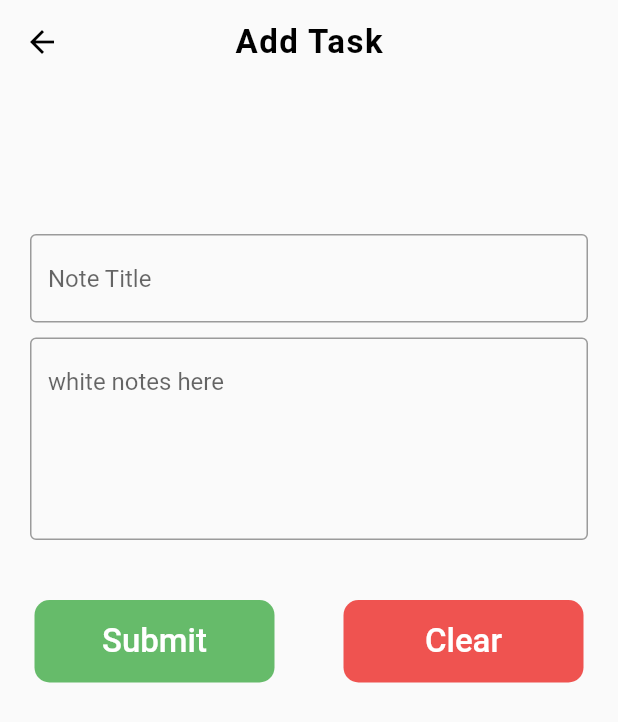
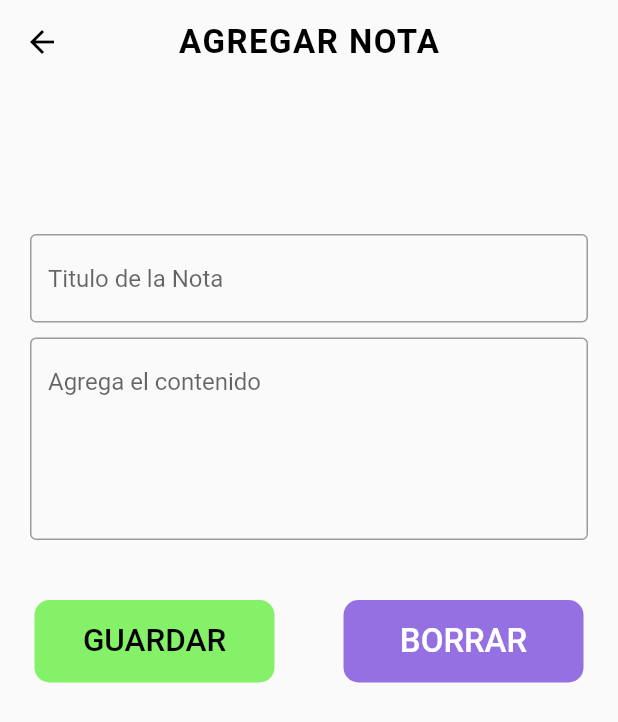
Before and after one commit to Aldairtunq/todo_app, a Flutter app: the screen it shows after launch, after a tap on the "add" icon, on a phone screen of 412 x 824 dp. Shown: the top 722 px of the screen. Run offline on Flutter 3.47's test engine with Material 2 defaults, Android fonts, the phone set to English and light mode, and no system bars; our stand-ins replace sqflite; accounts and stored records are empty.

Commit message:
commit home_screem 90%

```diff
--- a/lib/add_update_screen.dart
+++ b/lib/add_update_screen.dart
@@ -15,6 +15,7 @@ class AddUpdateTask extends StatefulWidget {
     this.todoTitle,
     this.todoDesc,
     this.update,
+    this.todoDT,
   });
 
   @override
@@ -46,7 +47,7 @@ class _AddUpdateTaskState extends State<AddUpdateTask> {
     if (widget.update == true) {
       appTitle = "Update Task";
     } else {
-      appTitle = "Add Task";
+      appTitle = "AGREGAR NOTA";
     }
     return Scaffold(
       appBar: AppBar(
@@ -77,7 +78,7 @@ class _AddUpdateTaskState extends State<AddUpdateTask> {
                         controller: titleController,
                         decoration: InputDecoration(
                           border: OutlineInputBorder(),
-                          hintText: "Note Title",
+                          hintText: "Titulo de la Nota",
                         ),
                         validator: (value) {
                           if (value!.isEmpty) {
@@ -99,7 +100,7 @@ class _AddUpdateTaskState extends State<AddUpdateTask> {
                         controller: descController,
                         decoration: InputDecoration(
                           border: OutlineInputBorder(),
-                          hintText: "white notes here",
+                          hintText: "Agrega el contenido",
                         ),
                         validator: (value) {
                           if (value!.isEmpty) {
@@ -121,20 +122,18 @@ class _AddUpdateTaskState extends State<AddUpdateTask> {
                     mainAxisAlignment: MainAxisAlignment.spaceAround,
                     children: [
                       Material(
-                        color: Colors.green[400],
+                        color: Color.fromARGB(255, 132, 241, 104),
                         borderRadius: BorderRadius.circular(10),
                         child: InkWell(
                           onTap: () {
                             if (_fromkey.currentState!.validate()) {
                               if (widget.update == true) {
                                 dbHelper!.update(TodoModel(
-                                    id: widget.todoId, // 38:08
-                                    title: titleController.text,
-                                    desc: descController.text,
-                                    dateandtime: DateFormat('yMd')
-                                        .add_jm()
-                                        .format(DateTime.now())
-                                        .toString()));
+                                  id: widget.todoId,
+                                  title: titleController.text,
+                                  desc: descController.text,
+                                  dateandtime: widget.todoDT,
+                                ));
                               } else {
                                 dbHelper!.insert(TodoModel(
                                     title: titleController.text,
@@ -172,17 +171,17 @@ class _AddUpdateTaskState extends State<AddUpdateTask> {
 
                                 ),
                             child: Text(
-                              "Submit",
+                              "GUARDAR",
                               style: TextStyle(
-                                  fontSize: 22,
+                                  fontSize: 21,
                                   fontWeight: FontWeight.w500,
-                                  color: Colors.white),
+                                  color: Colors.black),
                             ),
                           ),
                         ),
                       ),
                       Material(
-                        color: Colors.red[400],
+                        color: Color.fromARGB(255, 149, 112, 227),
                         borderRadius: BorderRadius.circular(10),
                         child: InkWell(
                           onTap: () {
@@ -208,7 +207,7 @@ class _AddUpdateTaskState extends State<AddUpdateTask> {
 
                                 ),
                             child: Text(
-                              "Clear",
+                              "BORRAR",
                               style: TextStyle(
                                   fontSize: 22,
                                   fontWeight: FontWeight.w500,
--- a/lib/home_screen.dart
+++ b/lib/home_screen.dart
@@ -30,16 +30,28 @@ class _HomeScreenState extends State<HomeScreen> {
     return Scaffold(
       drawer: Drawer(),
       appBar: AppBar(
-        title: Text(
-          "DP-TODOo",
+        title: Row(
+          mainAxisAlignment: MainAxisAlignment.center,
+          children: <Widget>[
+            Text(
+              "App",
               style: TextStyle(
-            fontSize: 22,
-            fontWeight: FontWeight.w600,
-            letterSpacing: 1,
+                fontSize: 27,
+                fontWeight: FontWeight.w900,
               ),
             ),
+            Text(
+              "Notas",
+              style: TextStyle(
+                  fontSize: 27,
+                  fontWeight: FontWeight.w900,
+                  color: Colors.blue),
+            )
+          ],
+        ),
+        backgroundColor: Colors.transparent,
+        elevation: 0.0,
         centerTitle: true,
-        elevation: 0,
         actions: [
           Padding(
             padding: EdgeInsets.only(right: 10),
@@ -101,14 +113,15 @@ class _HomeScreenState extends State<HomeScreen> {
                       child: Container(
                         margin: EdgeInsets.all(5),
                         decoration: BoxDecoration(
-                            color: Colors.yellow.shade300,
+                          color: Color.fromARGB(255, 184, 226, 249),
                           boxShadow: [
                             BoxShadow(
                               color: Colors.black12,
                               blurRadius: 4,
                               spreadRadius: 1,
                             )
-                            ]),
+                          ],
+                        ),
                         child: Column(
                           children: [
                             ListTile(
@@ -140,7 +153,7 @@ class _HomeScreenState extends State<HomeScreen> {
                                     todoDT,
                                     style: TextStyle(
                                       fontSize: 14,
-                                      fontWeight: FontWeight.w500,
+                                      fontWeight: FontWeight.w400,
                                       fontStyle: FontStyle.italic,
                                     ),
                                   ),
@@ -153,6 +166,7 @@ class _HomeScreenState extends State<HomeScreen> {
                                               todoId: todoId,
                                               todoTitle: todoTitle,
                                               todoDesc: todoDdesc,
+                                              todoDT: todoDT,
                                               update: true,
                                             ),
                                           ));
@@ -177,14 +191,19 @@ class _HomeScreenState extends State<HomeScreen> {
           )),
         ],
       ),
-      floatingActionButton: FloatingActionButton(
-        backgroundColor: Colors.green,
+      floatingActionButton: Row(
+        mainAxisAlignment: MainAxisAlignment.spaceAround,
+        children: [
+          FloatingActionButton(
+            backgroundColor: Colors.black,
             child: Icon(Icons.add),
             onPressed: () {
               Navigator.push(context,
                   MaterialPageRoute(builder: ((context) => AddUpdateTask())));
             },
           ),
+        ],
+      ),
     );
   }
 }
```
Lines whose indentation alone changed are shown as unchanged.
